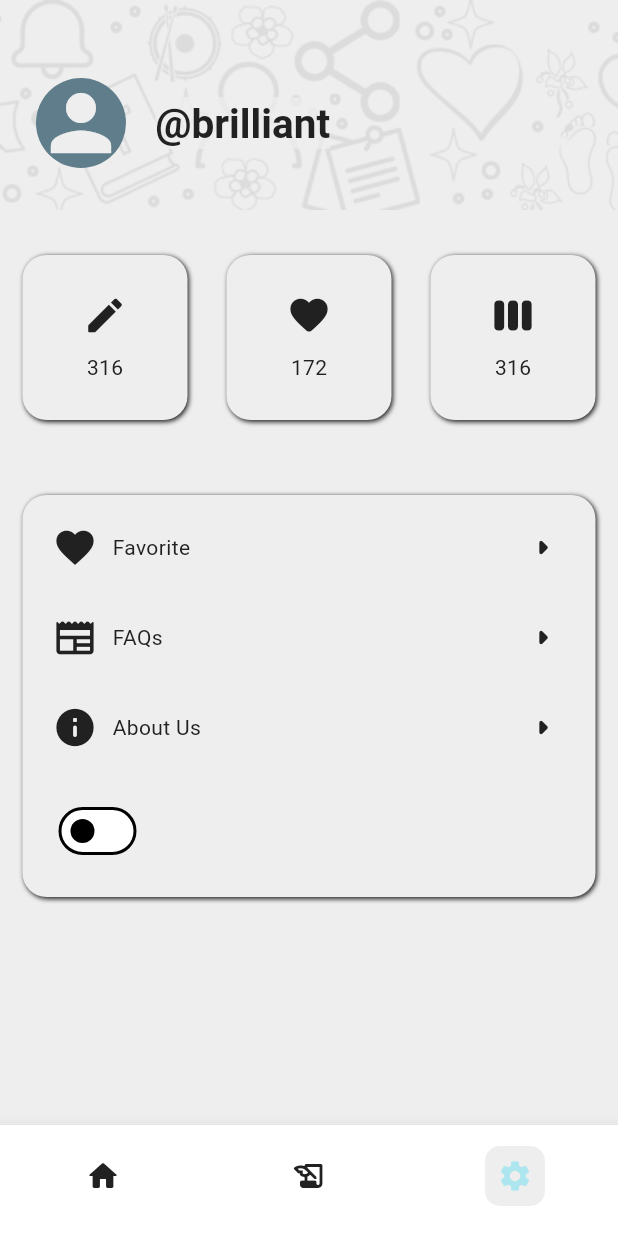
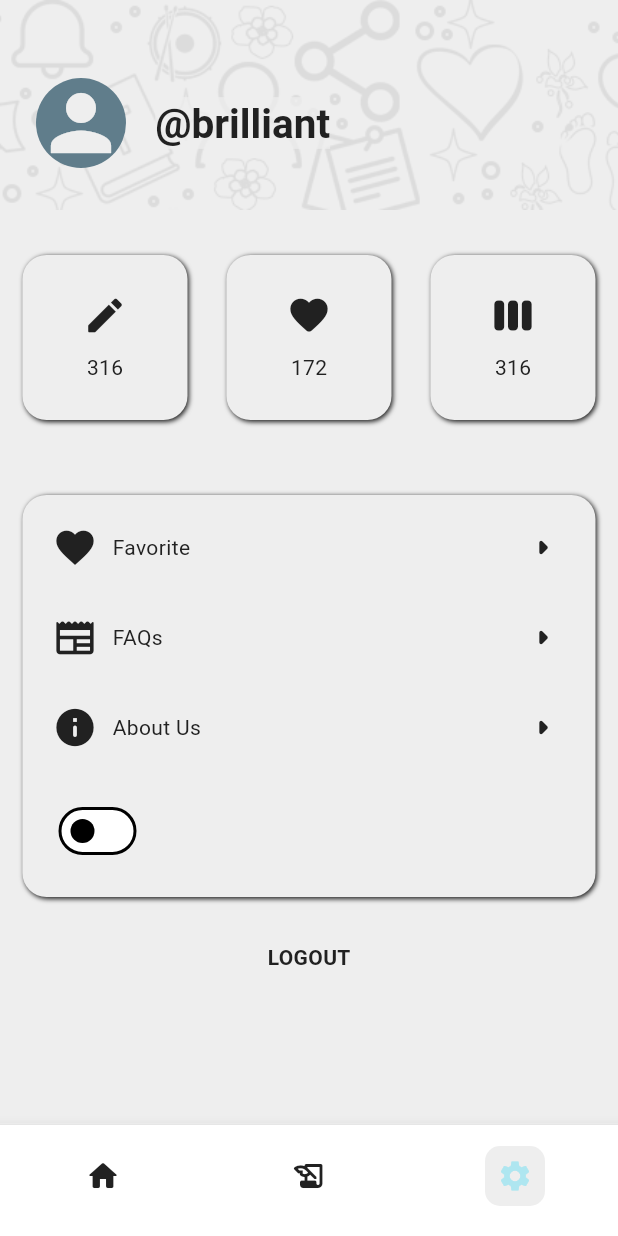
Before and after one commit to kwakyebrilliant/AFSbot, a Flutter app: the screen it shows after launch, item 3 of the bottom bar chosen, on a phone screen of 412 x 824 dp. Run offline on Flutter 3.47's test engine with Material 3 defaults, Android fonts, the phone set to English and light mode, and no system bars; our stand-ins replace shared_preferences.

Commit message:
settings page updates

```diff
--- a/lib/screens/settings/setting_page.dart
+++ b/lib/screens/settings/setting_page.dart
@@ -431,6 +431,20 @@ class _SettingPageState extends State<SettingPage> {
                       ),
                     ),
                   ),
+
+                  //logout text here
+                  Center(
+                    child: Padding(
+                      padding: const EdgeInsets.only(top: 30.0, bottom: 30.0),
+                      child: Text(
+                        'LOGOUT',
+                        style: TextStyle(
+                          color: Theme.of(context).colorScheme.inversePrimary,
+                          fontWeight: FontWeight.bold,
+                        ),
+                      ),
+                    ),
+                  ),
                 ],
               ),
             ),
```
